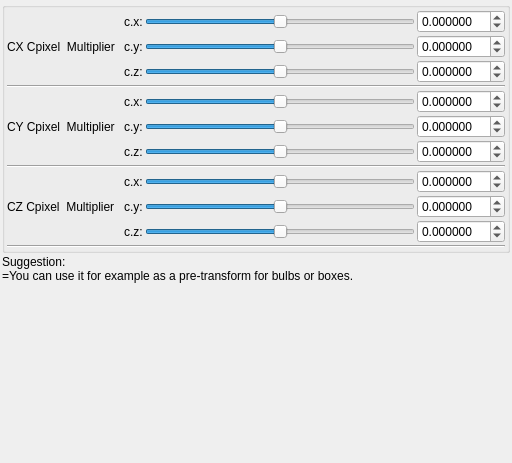
Old version of the form mandelbulber2/qt_data/fractal_transf_lin_combine_Cxyz.ui in the repository buddhi1980/mandelbulber2.
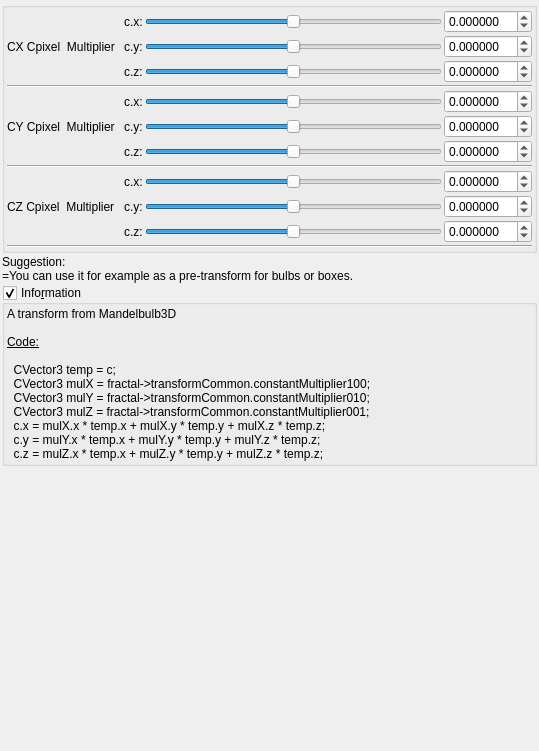
New version of the form. Custom widgets are drawn as their Qt base class.

Diff of the .ui file:
```diff
--- a/mandelbulber2/qt_data/fractal_transf_lin_combine_Cxyz.ui
+++ b/mandelbulber2/qt_data/fractal_transf_lin_combine_Cxyz.ui
@@ -6,8 +6,8 @@
    <rect>
     <x>0</x>
     <y>0</y>
-    <width>512</width>
-    <height>463</height>
+    <width>539</width>
+    <height>751</height>
    </rect>
   </property>
   <property name="windowTitle">
@@ -641,6 +641,66 @@
      </property>
     </widget>
    </item>
+   <item>
+    <widget class="MyGroupBox" name="groupCheck_info">
+     <property name="title">
+      <string>Info&amp;rmation</string>
+     </property>
+     <property name="flat">
+      <bool>false</bool>
+     </property>
+     <property name="checkable">
+      <bool>true</bool>
+     </property>
+     <layout class="QVBoxLayout" name="verticalLayout_2">
+      <property name="spacing">
+       <number>2</number>
+      </property>
+      <property name="leftMargin">
+       <number>2</number>
+      </property>
+      <property name="topMargin">
+       <number>2</number>
+      </property>
+      <property name="rightMargin">
+       <number>2</number>
+      </property>
+      <property name="bottomMargin">
+       <number>2</number>
+      </property>
+      <item>
+       <widget class="QLabel" name="label_4">
+        <property name="text">
+         <string>&lt;!DOCTYPE HTML PUBLIC &quot;-//W3C//DTD HTML 4.0//EN&quot; &quot;http://www.w3.org/TR/REC-html40/strict.dtd&quot;&gt;
+&lt;html&gt;&lt;head&gt;&lt;meta name=&quot;qrichtext&quot; content=&quot;1&quot; /&gt;&lt;style type=&quot;text/css&quot;&gt;
+p, li { white-space: pre-wrap; }
+&lt;/style&gt;&lt;/head&gt;&lt;body&gt;
+&lt;p style=&quot; margin-top:0px; margin-bottom:0px; margin-left:0px; margin-right:0px; -qt-block-indent:0; text-indent:0px;&quot;&gt;A transform from Mandelbulb3D&lt;/p&gt;
+&lt;p style=&quot;-qt-paragraph-type:empty; margin-top:0px; margin-bottom:0px; margin-left:0px; margin-right:0px; -qt-block-indent:0; text-indent:0px;&quot;&gt;&lt;br /&gt;&lt;/p&gt;
+&lt;p style=&quot; margin-top:0px; margin-bottom:0px; margin-left:0px; margin-right:0px; -qt-block-indent:0; text-indent:0px;&quot;&gt;&lt;span style=&quot; text-decoration: underline;&quot;&gt;Code:&lt;/span&gt;&lt;/p&gt;
+&lt;p style=&quot;-qt-paragraph-type:empty; margin-top:0px; margin-bottom:0px; margin-left:0px; margin-right:0px; -qt-block-indent:0; text-indent:0px; text-decoration: underline;&quot;&gt;&lt;br /&gt;&lt;/p&gt;
+&lt;p style=&quot; margin-top:0px; margin-bottom:0px; margin-left:0px; margin-right:0px; -qt-block-indent:0; text-indent:0px;&quot;&gt;  CVector3 temp = c;&lt;/p&gt;
+&lt;p style=&quot; margin-top:0px; margin-bottom:0px; margin-left:0px; margin-right:0px; -qt-block-indent:0; text-indent:0px;&quot;&gt;  CVector3 mulX = fractal-&amp;gt;transformCommon.constantMultiplier100;&lt;/p&gt;
+&lt;p style=&quot; margin-top:0px; margin-bottom:0px; margin-left:0px; margin-right:0px; -qt-block-indent:0; text-indent:0px;&quot;&gt;  CVector3 mulY = fractal-&amp;gt;transformCommon.constantMultiplier010;&lt;/p&gt;
+&lt;p style=&quot; margin-top:0px; margin-bottom:0px; margin-left:0px; margin-right:0px; -qt-block-indent:0; text-indent:0px;&quot;&gt;  CVector3 mulZ = fractal-&amp;gt;transformCommon.constantMultiplier001;&lt;/p&gt;
+&lt;p style=&quot; margin-top:0px; margin-bottom:0px; margin-left:0px; margin-right:0px; -qt-block-indent:0; text-indent:0px;&quot;&gt;  c.x = mulX.x * temp.x + mulX.y * temp.y + mulX.z * temp.z;&lt;/p&gt;
+&lt;p style=&quot; margin-top:0px; margin-bottom:0px; margin-left:0px; margin-right:0px; -qt-block-indent:0; text-indent:0px;&quot;&gt;  c.y = mulY.x * temp.x + mulY.y * temp.y + mulY.z * temp.z;&lt;/p&gt;
+&lt;p style=&quot; margin-top:0px; margin-bottom:0px; margin-left:0px; margin-right:0px; -qt-block-indent:0; text-indent:0px;&quot;&gt;  c.z = mulZ.x * temp.x + mulZ.y * temp.y + mulZ.z * temp.z;&lt;/p&gt;&lt;/body&gt;&lt;/html&gt;</string>
+        </property>
+        <property name="wordWrap">
+         <bool>true</bool>
+        </property>
+        <property name="openExternalLinks">
+         <bool>true</bool>
+        </property>
+        <property name="textInteractionFlags">
+         <set>Qt::LinksAccessibleByMouse|Qt::TextSelectableByMouse</set>
+        </property>
+       </widget>
+      </item>
+     </layout>
+    </widget>
+   </item>
    <item>
     <spacer name="verticalSpacer">
      <property name="orientation">
@@ -662,6 +722,12 @@
    <extends>QDoubleSpinBox</extends>
    <header>mydoublespinbox.h</header>
   </customwidget>
+  <customwidget>
+   <class>MyGroupBox</class>
+   <extends>QGroupBox</extends>
+   <header>mygroupbox.h</header>
+   <container>1</container>
+  </customwidget>
  </customwidgets>
  <resources/>
  <connections/>
```
